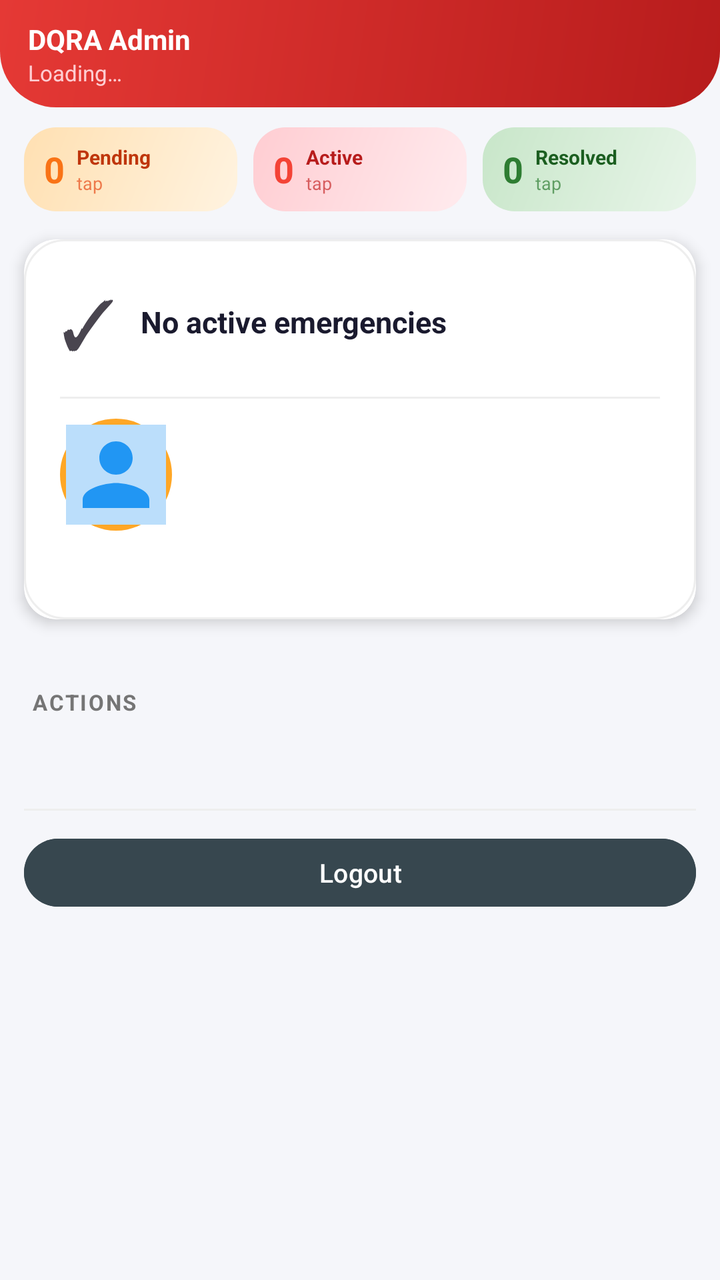
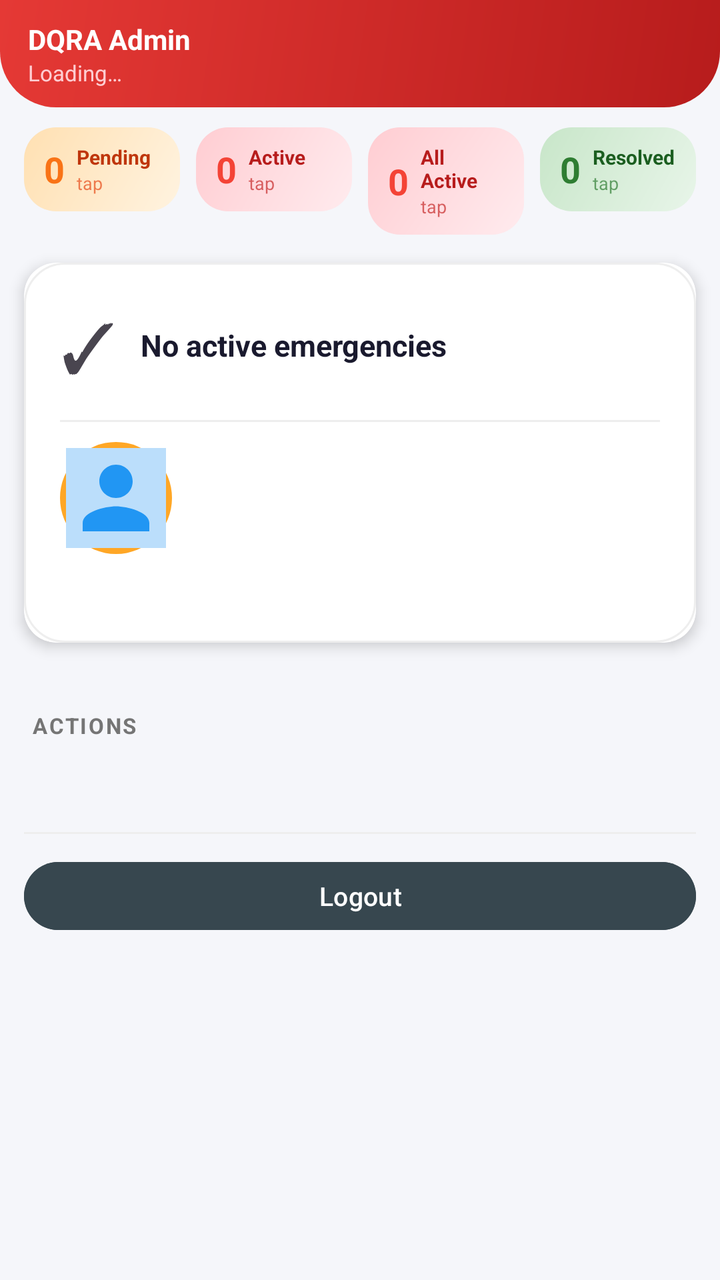

Compare the two renders of this Android layout. The source of the first and the diff that turns it into the second are given below.
<!-- AndroidManifest.xml: application theme Theme.DQRA -->
<!-- res/layout/activity_admin_rescue.xml -->
<?xml version="1.0" encoding="utf-8"?>
<ScrollView
    xmlns:android="http://schemas.android.com/apk/res/android"
    xmlns:app="http://schemas.android.com/apk/res-auto"
    android:layout_width="match_parent"
    android:layout_height="match_parent"
    android:background="@color/dash_bg"
    android:fillViewport="true">

    <LinearLayout
        android:layout_width="match_parent"
        android:layout_height="wrap_content"
        android:orientation="vertical"
        android:paddingBottom="88dp"
        android:clipToPadding="false">

        
        
        
        <LinearLayout
            android:layout_width="match_parent"
            android:layout_height="wrap_content"
            android:background="@drawable/admin_dashboard_header_bg"
            android:orientation="horizontal"
            android:gravity="center_vertical"
            android:paddingStart="14dp"
            android:paddingEnd="14dp"
            android:paddingTop="10dp"
            android:paddingBottom="10dp">

            
            <LinearLayout
                android:layout_width="match_parent"
                android:layout_height="wrap_content"
                android:orientation="vertical">

                <TextView
                    android:layout_width="wrap_content"
                    android:layout_height="wrap_content"
                    android:text="DQRA Admin"
                    android:textColor="#FFFFFF"
                    android:textSize="14sp"
                    android:textStyle="bold"/>

                <TextView
                    android:id="@+id/tvAdminMunicipality"
                    android:layout_width="wrap_content"
                    android:layout_height="wrap_content"
                    android:text="Loading…"
                    android:textColor="#FFCDD2"
                    android:textSize="11sp"/>
            </LinearLayout>

        </LinearLayout>

        
        
        
        <LinearLayout
            android:layout_width="match_parent"
            android:layout_height="wrap_content"
            android:orientation="horizontal"
            android:paddingStart="12dp"
            android:paddingEnd="12dp"
            android:paddingTop="10dp"
            android:paddingBottom="4dp">

            
            <LinearLayout
                android:id="@+id/layoutPending"
                android:layout_width="0dp"
                android:layout_height="wrap_content"
                android:layout_weight="1"
                android:orientation="horizontal"
                android:gravity="center_vertical"
                android:paddingStart="10dp"
                android:paddingEnd="10dp"
                android:paddingTop="8dp"
                android:paddingBottom="8dp"
                android:background="@drawable/stat_card_pending_bg"
                android:layout_marginEnd="4dp"
                android:clickable="true"
                android:focusable="true"
                android:stateListAnimator="@null">

                <TextView
                    android:id="@+id/tvPendingCount"
                    android:layout_width="wrap_content"
                    android:layout_height="wrap_content"
                    android:text="0"
                    android:textSize="18sp"
                    android:textStyle="bold"
                    android:textColor="@color/dash_pending_text"
                    android:layout_marginEnd="6dp"/>

                <LinearLayout
                    android:layout_width="wrap_content"
                    android:layout_height="wrap_content"
                    android:orientation="vertical">

                    <TextView
                        android:layout_width="wrap_content"
                        android:layout_height="wrap_content"
                        android:text="Pending"
                        android:textSize="10sp"
                        android:textStyle="bold"
                        android:textColor="#BF360C"/>

                    <TextView
                        android:layout_width="wrap_content"
                        android:layout_height="wrap_content"
                        android:text="tap"
                        android:textSize="9sp"
                        android:textColor="#E64A19"
                        android:alpha="0.7"/>
                </LinearLayout>
            </LinearLayout>

            
            <LinearLayout
                android:id="@+id/layoutActive"
                android:layout_width="0dp"
                android:layout_height="wrap_content"
                android:layout_weight="1"
                android:orientation="horizontal"
                android:gravity="center_vertical"
                android:paddingStart="10dp"
                android:paddingEnd="10dp"
                android:paddingTop="8dp"
                android:paddingBottom="8dp"
                android:background="@drawable/stat_card_active_bg"
                android:layout_marginStart="4dp"
                android:layout_marginEnd="4dp"
                android:clickable="true"
                android:focusable="true"
                android:stateListAnimator="@null">

                <TextView
                    android:id="@+id/tvActiveCount"
                    android:layout_width="wrap_content"
                    android:layout_height="wrap_content"
                    android:text="0"
                    android:textSize="18sp"
                    android:textStyle="bold"
                    android:textColor="@color/dash_active_text"
                    android:layout_marginEnd="6dp"/>

                <LinearLayout
                    android:layout_width="wrap_content"
                    android:layout_height="wrap_content"
                    android:orientation="vertical">

                    <TextView
                        android:layout_width="wrap_content"
                        android:layout_height="wrap_content"
                        android:text="Active"
                        android:textSize="10sp"
                        android:textStyle="bold"
                        android:textColor="#B71C1C"/>

                    <TextView
                        android:layout_width="wrap_content"
                        android:layout_height="wrap_content"
                        android:text="tap"
                        android:textSize="9sp"
                        android:textColor="#C62828"
                        android:alpha="0.7"/>
                </LinearLayout>
            </LinearLayout>

            
            <LinearLayout
                android:id="@+id/layoutResolved"
                android:layout_width="0dp"
                android:layout_height="wrap_content"
                android:layout_weight="1"
                android:orientation="horizontal"
                android:gravity="center_vertical"
                android:paddingStart="10dp"
                android:paddingEnd="10dp"
                android:paddingTop="8dp"
                android:paddingBottom="8dp"
                android:background="@drawable/stat_card_resolved_bg"
                android:layout_marginStart="4dp"
                android:clickable="true"
                android:focusable="true"
                android:stateListAnimator="@null">

                <TextView
                    android:id="@+id/tvResolvedCount"
                    android:layout_width="wrap_content"
                    android:layout_height="wrap_content"
                    android:text="0"
                    android:textSize="18sp"
                    android:textStyle="bold"
                    android:textColor="@color/dash_resolved_text"
                    android:layout_marginEnd="6dp"/>

                <LinearLayout
                    android:layout_width="wrap_content"
                    android:layout_height="wrap_content"
                    android:orientation="vertical">

                    <TextView
                        android:layout_width="wrap_content"
                        android:layout_height="wrap_content"
                        android:text="Resolved"
                        android:textSize="10sp"
                        android:textStyle="bold"
                        android:textColor="#1B5E20"/>

                    <TextView
                        android:layout_width="wrap_content"
                        android:layout_height="wrap_content"
                        android:text="tap"
                        android:textSize="9sp"
                        android:textColor="#2E7D32"
                        android:alpha="0.7"/>
                </LinearLayout>
            </LinearLayout>
        </LinearLayout>

        
        
        
        <androidx.cardview.widget.CardView
            android:id="@+id/cardEmergencyStatus"
            android:layout_width="match_parent"
            android:layout_height="wrap_content"
            android:layout_marginStart="12dp"
            android:layout_marginEnd="12dp"
            android:layout_marginTop="10dp"
            app:cardCornerRadius="16dp"
            app:cardElevation="4dp">

            <LinearLayout
                android:layout_width="match_parent"
                android:layout_height="wrap_content"
                android:orientation="vertical"
                android:background="@drawable/emergency_card_idle_bg"
                android:padding="18dp">

                
                <LinearLayout
                    android:layout_width="match_parent"
                    android:layout_height="wrap_content"
                    android:orientation="horizontal"
                    android:gravity="center_vertical">

                    <TextView
                        android:id="@+id/tvStatusIcon"
                        android:layout_width="wrap_content"
                        android:layout_height="wrap_content"
                        android:text="✓"
                        android:textSize="34sp"
                        android:layout_marginEnd="12dp"/>

                    <LinearLayout
                        android:layout_width="0dp"
                        android:layout_height="wrap_content"
                        android:layout_weight="1"
                        android:orientation="vertical">

                        <TextView
                            android:id="@+id/tvEmergencyAlert"
                            android:layout_width="match_parent"
                            android:layout_height="wrap_content"
                            android:text="No active emergencies"
                            android:textColor="@color/dash_text_primary"
                            android:textSize="15sp"
                            android:textStyle="bold"
                            android:lineSpacingMultiplier="1.4"/>

                        <TextView
                            android:id="@+id/tvEmergencyTime"
                            android:layout_width="match_parent"
                            android:layout_height="wrap_content"
                            android:text=""
                            android:textColor="@color/dash_text_secondary"
                            android:textSize="11sp"
                            android:layout_marginTop="4dp"
                            android:visibility="gone"/>
                    </LinearLayout>
                </LinearLayout>

                
                <View
                    android:layout_width="match_parent"
                    android:layout_height="1dp"
                    android:background="@color/dash_divider"
                    android:layout_marginTop="14dp"
                    android:layout_marginBottom="10dp"/>

                
                <LinearLayout
                    android:layout_width="match_parent"
                    android:layout_height="wrap_content"
                    android:orientation="horizontal"
                    android:gravity="center_vertical">

                    <ImageView
                        android:id="@+id/ivSenderProfile"
                        android:layout_width="56dp"
                        android:layout_height="56dp"
                        android:layout_marginEnd="12dp"
                        android:background="@drawable/avatar_ring"
                        android:padding="3dp"
                        android:scaleType="centerCrop"
                        android:src="@drawable/ic_profile_placeholder"/>

                    <TextView
                        android:id="@+id/tvSenderName"
                        android:layout_width="0dp"
                        android:layout_height="wrap_content"
                        android:layout_weight="1"
                        android:text=""
                        android:textColor="#000000"
                        android:textSize="13sp"
                        android:textStyle="bold"
                        android:lineSpacingMultiplier="1.2"/>
                </LinearLayout>

                <TextView
                    android:id="@+id/tvEmergencyDetails"
                    android:layout_width="match_parent"
                    android:layout_height="wrap_content"
                    android:layout_marginTop="10dp"
                    android:text=""
                    android:textColor="#000000"
                    android:textSize="12sp"
                    android:lineSpacingMultiplier="1.25"/>
            </LinearLayout>
        </androidx.cardview.widget.CardView>

        
        
        
        <TextView
            android:id="@+id/tvEmergencyActionsHeader"
            android:layout_width="match_parent"
            android:layout_height="wrap_content"
            android:text="🚨  RESPOND"
            android:textSize="11sp"
            android:textStyle="bold"
            android:textColor="#C62828"
            android:letterSpacing="0.08"
            android:paddingStart="16dp"
            android:paddingEnd="16dp"
            android:paddingTop="18dp"
            android:paddingBottom="6dp"
            android:visibility="gone"/>

        
        <LinearLayout
            android:layout_width="match_parent"
            android:layout_height="wrap_content"
            android:orientation="horizontal"
            android:paddingStart="12dp"
            android:paddingEnd="12dp">

            <Button
                android:id="@+id/btnConfirm"
                android:layout_width="0dp"
                android:layout_height="54dp"
                android:layout_weight="1"
                android:text="CONFIRM"
                android:textSize="14sp"
                android:textStyle="bold"
                android:textColor="@color/white"
                android:backgroundTint="@color/btn_confirm"
                android:layout_marginEnd="6dp"
                android:visibility="gone"/>

            <Button
                android:id="@+id/btnReject"
                android:layout_width="0dp"
                android:layout_height="54dp"
                android:layout_weight="1"
                android:text="REJECT"
                android:textSize="14sp"
                android:textStyle="bold"
                android:textColor="@color/white"
                android:backgroundTint="@color/btn_reject"
                android:layout_marginStart="6dp"
                android:visibility="gone"/>
        </LinearLayout>

        
        <LinearLayout
            android:layout_width="match_parent"
            android:layout_height="wrap_content"
            android:paddingStart="12dp"
            android:paddingEnd="12dp"
            android:paddingTop="8dp">

            <Button
                android:id="@+id/btnStopSound"
                android:layout_width="match_parent"
                android:layout_height="46dp"
                android:text="🔕  Stop Alarm"
                android:textSize="13sp"
                android:textStyle="bold"
                android:textColor="@color/white"
                android:backgroundTint="@color/btn_stop_alarm"
                android:visibility="gone"/>
        </LinearLayout>

        
        <LinearLayout
            android:layout_width="match_parent"
            android:layout_height="wrap_content"
            android:paddingStart="12dp"
            android:paddingEnd="12dp"
            android:paddingTop="8dp">

            <Button
                android:id="@+id/btnComplete"
                android:layout_width="match_parent"
                android:layout_height="52dp"
                android:text="✓  Mark as Resolved"
                android:textSize="14sp"
                android:textStyle="bold"
                android:textColor="@color/white"
                android:backgroundTint="@color/btn_resolve"
                android:visibility="gone"/>
        </LinearLayout>

        
        
        
        <TextView
            android:id="@+id/tvInfoHeader"
            android:layout_width="match_parent"
            android:layout_height="wrap_content"
            android:text="ACTIONS"
            android:textSize="11sp"
            android:textStyle="bold"
            android:textColor="@color/dash_text_secondary"
            android:letterSpacing="0.08"
            android:paddingStart="16dp"
            android:paddingEnd="16dp"
            android:paddingTop="18dp"
            android:paddingBottom="6dp"/>

        
        <LinearLayout
            android:layout_width="match_parent"
            android:layout_height="wrap_content"
            android:paddingStart="12dp"
            android:paddingEnd="12dp"
            android:paddingBottom="8dp">

            <Button
                android:id="@+id/btnViewMap"
                android:layout_width="match_parent"
                android:layout_height="52dp"
                android:text="📍  View Location on Map"
                android:textSize="14sp"
                android:textStyle="bold"
                android:textColor="@color/white"
                android:backgroundTint="@color/btn_map"
                android:visibility="gone"/>
        </LinearLayout>

        
        <LinearLayout
            android:layout_width="match_parent"
            android:layout_height="wrap_content"
            android:orientation="horizontal"
            android:paddingStart="12dp"
            android:paddingEnd="12dp"
            android:paddingBottom="8dp">

            <Button
                android:id="@+id/btnCallSender"
                android:layout_width="0dp"
                android:layout_height="48dp"
                android:layout_weight="1"
                android:text="📞  Call"
                android:textSize="13sp"
                android:textColor="@color/white"
                android:backgroundTint="@color/btn_call"
                android:layout_marginEnd="6dp"
                android:visibility="gone"/>

            <Button
                android:id="@+id/btnShareMessenger"
                android:layout_width="0dp"
                android:layout_height="48dp"
                android:layout_weight="1"
                android:text="📨  Messenger"
                android:textSize="13sp"
                android:textColor="@color/white"
                android:backgroundTint="@color/btn_messenger"
                android:layout_marginStart="6dp"
                android:visibility="gone"/>
        </LinearLayout>

        
        <LinearLayout
            android:layout_width="match_parent"
            android:layout_height="wrap_content"
            android:paddingStart="12dp"
            android:paddingEnd="12dp"
            android:paddingBottom="8dp">

            <Button
                android:id="@+id/btnViewImage"
                android:layout_width="match_parent"
                android:layout_height="46dp"
                android:text="📷  View Emergency Photo"
                android:textSize="13sp"
                android:textColor="@color/white"
                android:backgroundTint="@color/btn_call"
                android:visibility="gone"/>
        </LinearLayout>

        
        
        
        <View
            android:layout_width="match_parent"
            android:layout_height="1dp"
            android:background="@color/dash_divider"
            android:layout_marginStart="12dp"
            android:layout_marginEnd="12dp"
            android:layout_marginTop="16dp"/>

        <LinearLayout
            android:layout_width="match_parent"
            android:layout_height="wrap_content"
            android:orientation="horizontal"
            android:paddingStart="12dp"
            android:paddingEnd="12dp"
            android:paddingTop="10dp"
            android:paddingBottom="8dp">

            <Button
                android:id="@+id/btnLogout"
                android:layout_width="match_parent"
                android:layout_height="42dp"
                android:text="Logout"
                android:textAllCaps="false"
                android:textSize="13sp"
                android:textColor="@color/white"
                android:backgroundTint="@color/btn_logout"/>
        </LinearLayout>

    </LinearLayout>
</ScrollView>
<!-- resources referenced by this layout -->
<resources>
  <color name="btn_call">#1565C0</color>
  <color name="btn_confirm">#2E7D32</color>
  <color name="btn_logout">#37474F</color>
  <color name="btn_map">#E65100</color>
  <color name="btn_messenger">#0084FF</color>
  <color name="btn_reject">#C62828</color>
  <color name="btn_resolve">#1B5E20</color>
  <color name="btn_stop_alarm">#BF360C</color>
  <color name="dash_active_text">#F44336</color>
  <color name="dash_bg">#F5F6FA</color>
  <color name="dash_divider">#EEEEEE</color>
  <color name="dash_pending_text">#F97316</color>
  <color name="dash_resolved_text">#2E7D32</color>
  <color name="dash_text_primary">#1A1A2E</color>
  <color name="dash_text_secondary">#757575</color>
  <color name="white">#FFFFFFFF</color>
  <!-- drawable admin_dashboard_header_bg (drawable) -->
  <?xml version="1.0" encoding="utf-8"?>
  <shape xmlns:android="http://schemas.android.com/apk/res/android"
      android:shape="rectangle">
      <gradient
          android:startColor="#B71C1C"
          android:endColor="#E53935"
          android:angle="135"/>
      <corners
          android:bottomLeftRadius="28dp"
          android:bottomRightRadius="28dp"/>
  </shape>
  <!-- drawable emergency_card_idle_bg (drawable) -->
  <?xml version="1.0" encoding="utf-8"?>
  <shape xmlns:android="http://schemas.android.com/apk/res/android"
      android:shape="rectangle">
      <solid android:color="#FFFFFF"/>
      <corners android:radius="20dp"/>
      <stroke android:width="1dp" android:color="#EEEEEE"/>
  </shape>
  <!-- drawable ic_profile_placeholder (drawable) -->
  <?xml version="1.0" encoding="utf-8"?>
  <vector xmlns:android="http://schemas.android.com/apk/res/android"
      android:width="100dp"
      android:height="100dp"
      android:viewportWidth="24"
      android:viewportHeight="24">
      <path
          android:fillColor="#BBDEFB"
          android:pathData="M0,0h24v24h-24z"/>
      <path
          android:fillColor="#2196F3"
          android:pathData="M12,12c2.21,0 4,-1.79 4,-4s-1.79,-4 -4,-4 -4,1.79 -4,4 1.79,4 4,4zM12,14c-2.67,0 -8,1.34 -8,4v2h16v-2c0,-2.66 -5.33,-4 -8,-4z"/>
  </vector>
  <!-- drawable stat_card_active_bg (drawable) -->
  <?xml version="1.0" encoding="utf-8"?>
  <shape xmlns:android="http://schemas.android.com/apk/res/android"
      android:shape="rectangle">
      <gradient
          android:startColor="#FFEBEE"
          android:endColor="#FFCDD2"
          android:angle="135"/>
      <corners android:radius="16dp"/>
  </shape>
  <!-- drawable stat_card_pending_bg (drawable) -->
  <?xml version="1.0" encoding="utf-8"?>
  <shape xmlns:android="http://schemas.android.com/apk/res/android"
      android:shape="rectangle">
      <gradient
          android:startColor="#FFF3E0"
          android:endColor="#FFE0B2"
          android:angle="135"/>
      <corners android:radius="16dp"/>
  </shape>
  <!-- drawable stat_card_resolved_bg (drawable) -->
  <?xml version="1.0" encoding="utf-8"?>
  <shape xmlns:android="http://schemas.android.com/apk/res/android"
      android:shape="rectangle">
      <gradient
          android:startColor="#E8F5E9"
          android:endColor="#C8E6C9"
          android:angle="135"/>
      <corners android:radius="16dp"/>
  </shape>
  <style name="Theme.DQRA" parent="Base.Theme.DQRA" />
  <style name="Base.Theme.DQRA" parent="Theme.Material3.DayNight.NoActionBar">
          
          <item name="android:statusBarColor">@color/white</item>
          
          <item name="android:windowLightStatusBar">true</item> 
          <item name="android:buttonStyle">@style/Widget.DQRA.Button</item>
          <item name="buttonStyle">@style/Widget.DQRA.Button</item>
      </style>
  <style name="Widget.DQRA.Button" parent="Widget.AppCompat.Button">
          <item name="android:backgroundTint">@null</item>
          <item name="backgroundTint">@null</item>
      </style>
  <!-- unchanged entries left out for length: 1 -->
</resources>

<!-- the commit's change to res/layout/activity_admin_rescue.xml (unified diff, before → after) -->
@@ -170,6 +170,58 @@
 
             
             <LinearLayout
+                android:id="@+id/layoutOverallActive"
+                android:layout_width="0dp"
+                android:layout_height="wrap_content"
+                android:layout_weight="1"
+                android:orientation="horizontal"
+                android:gravity="center_vertical"
+                android:paddingStart="10dp"
+                android:paddingEnd="10dp"
+                android:paddingTop="8dp"
+                android:paddingBottom="8dp"
+                android:background="@drawable/stat_card_active_bg"
+                android:layout_marginStart="4dp"
+                android:layout_marginEnd="4dp"
+                android:clickable="true"
+                android:focusable="true"
+                android:stateListAnimator="@null">
+
+                <TextView
+                    android:id="@+id/tvOverallActiveCount"
+                    android:layout_width="wrap_content"
+                    android:layout_height="wrap_content"
+                    android:text="0"
+                    android:textSize="18sp"
+                    android:textStyle="bold"
+                    android:textColor="@color/dash_active_text"
+                    android:layout_marginEnd="6dp"/>
+
+                <LinearLayout
+                    android:layout_width="wrap_content"
+                    android:layout_height="wrap_content"
+                    android:orientation="vertical">
+
+                    <TextView
+                        android:layout_width="wrap_content"
+                        android:layout_height="wrap_content"
+                        android:text="All Active"
+                        android:textSize="10sp"
+                        android:textStyle="bold"
+                        android:textColor="#B71C1C"/>
+
+                    <TextView
+                        android:layout_width="wrap_content"
+                        android:layout_height="wrap_content"
+                        android:text="tap"
+                        android:textSize="9sp"
+                        android:textColor="#C62828"
+                        android:alpha="0.7"/>
+                </LinearLayout>
+            </LinearLayout>
+
+            
+            <LinearLayout
                 android:id="@+id/layoutResolved"
                 android:layout_width="0dp"
                 android:layout_height="wrap_content"
